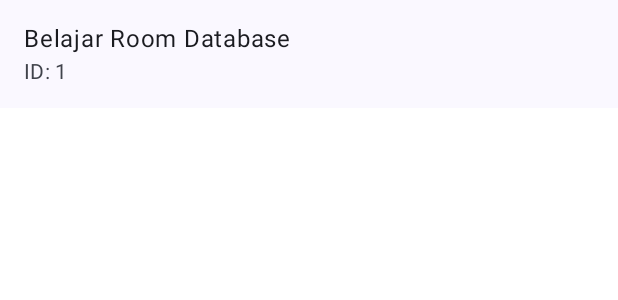
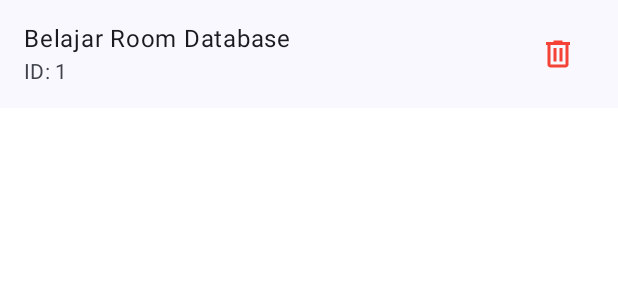
Before and after one commit to istmaa/PPPB-Pertemuan-12-NotesApp, an Android app built with Jetpack Compose: the @Preview function NoteItemPreview, on a phone screen of 412 x 824 dp. Shown: the top 300 px of the screen. Run offline under Robolectric (Android 15) with nearby library versions, the phone set to English and light mode, and no system bars; our stand-ins replace Room's generated code.

Commit message:
feat: implement delete note functionality

```diff
--- a/app/src/main/java/com/example/notesapp/NotesScreen.kt
+++ b/app/src/main/java/com/example/notesapp/NotesScreen.kt
@@ -84,7 +84,10 @@ fun NotesScreen(
         } else {
             LazyColumn(modifier = Modifier.fillMaxSize()) {
                 items(notes, key = { it.id }) { note ->
-                    NoteItem(note = note)
+                    NoteItem(
+                        note = note,
+                        onDelete = { vm.deleteNote(note) }
+                    )
                     HorizontalDivider()
                 }
             }
@@ -93,10 +96,22 @@ fun NotesScreen(
 }
 
 @Composable
-fun NoteItem(note: Note) {
+fun NoteItem(
+    note: Note,
+    onDelete: () -> Unit = {}
+) {
     ListItem(
         headlineContent = { Text(note.title) },
-        supportingContent = { Text("ID: ${note.id}") }
+        supportingContent = { Text("ID: ${note.id}") },
+        trailingContent = {
+            IconButton(onClick = onDelete) {
+                Icon(
+                    painter = painterResource(R.drawable.ic_delete),
+                    contentDescription = "Hapus",
+                    tint = Color(0xFFF44336)
+                )
+            }
+        }
     )
 }
 
```
